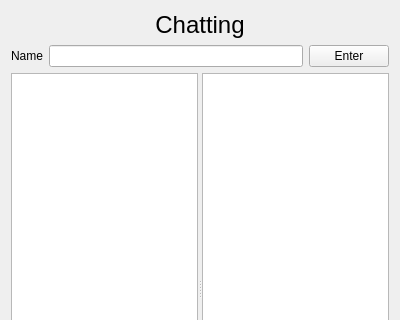
ChunJeong27/CRMMiniProject, file chattingform.ui: the form before one commit; both pictures show x 0 to 400 and y 0 to 320 of the 400 by 542 pixel window.
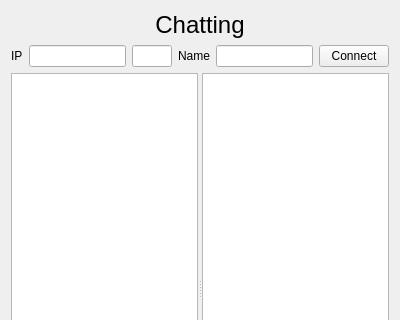
The form after the commit.

```diff
--- a/chattingform.ui
+++ b/chattingform.ui
@@ -37,6 +37,26 @@
    </item>
    <item>
     <layout class="QHBoxLayout" name="horizontalLayout_2">
+     <item>
+      <widget class="QLabel" name="label_3">
+       <property name="text">
+        <string>IP</string>
+       </property>
+      </widget>
+     </item>
+     <item>
+      <widget class="QLineEdit" name="ipLineEdit"/>
+     </item>
+     <item>
+      <widget class="QLineEdit" name="portLineEdit">
+       <property name="maximumSize">
+        <size>
+         <width>50</width>
+         <height>16777215</height>
+        </size>
+       </property>
+      </widget>
+     </item>
      <item>
       <widget class="QLabel" name="label_2">
        <property name="text">
@@ -48,9 +68,15 @@
       <widget class="QLineEdit" name="nameLineEdit"/>
      </item>
      <item>
-      <widget class="QPushButton" name="enterPushButton">
+      <widget class="QPushButton" name="statusPushButton">
+       <property name="maximumSize">
+        <size>
+         <width>70</width>
+         <height>16777215</height>
+        </size>
+       </property>
        <property name="text">
-        <string>Enter</string>
+        <string>Connect</string>
        </property>
       </widget>
      </item>
```
